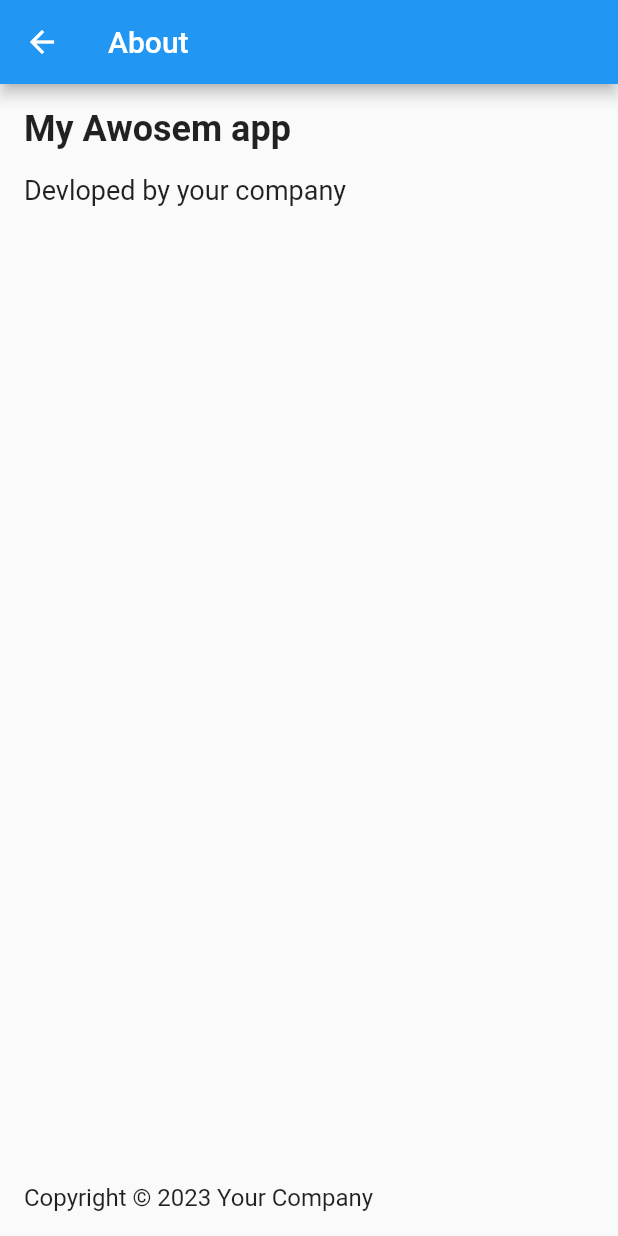
After one commit to dannybini/shoe_app, a Flutter app: the HomePage screen opened directly, in the side drawer, after a tap on "About", on a phone screen of 412 x 824 dp. The commit adds this screen. Run offline on Flutter 3.47's test engine with Material 2 defaults, Android fonts, the phone set to English and light mode, and no system bars; our stand-ins replace google_nav_bar.

Commit message:
about page added

```diff
--- a/lib/pages/Home_page.dart
+++ b/lib/pages/Home_page.dart
@@ -2,6 +2,7 @@ import 'package:flutter/material.dart';
 import 'package:shoe_app/component/bottom_nav_bar.dart';
 
 import 'Shop_page.dart';
+import 'about_page.dart';
 import 'cart_page.dart';
 
 class HomePage extends StatefulWidget {
@@ -81,7 +82,7 @@ class _HomePageState extends State<HomePage> {
                     ),
                   ),
                 ),
-                const Padding(
+                 Padding(
                   padding:  EdgeInsets.only(left: 25.0),
                   child: ListTile(
                     leading: Icon(
@@ -92,6 +93,11 @@ class _HomePageState extends State<HomePage> {
                       'About',
                       style: TextStyle(color: Colors.white),
                     ),
+                    onTap: ()=> Navigator.push(
+                        context,
+                        MaterialPageRoute(
+                          builder: (context) =>AboutPage(),
+                        )),
                   ),
                 ),
               ],
--- /dev/null
+++ b/lib/pages/about_page.dart
@@ -0,0 +1,43 @@
+import 'package:flutter/cupertino.dart';
+import 'package:flutter/material.dart';
+
+class AboutPage extends StatelessWidget {
+  const AboutPage({Key? key}) : super(key: key);
+
+  @override
+  Widget build(BuildContext context) {
+    return Scaffold(
+      appBar: AppBar(
+        title: Text('About'),
+      ),
+      body: Padding(
+        padding: const EdgeInsets.all(16.0),
+        child: Column(
+          crossAxisAlignment: CrossAxisAlignment.start,
+          children: <Widget>[
+            Text(
+              'My Awosem app',
+              style: TextStyle(fontSize: 24, fontWeight: FontWeight.bold),
+            ),
+            SizedBox(
+              height: 16,
+            ),
+            Text(
+              'Devloped by your company',
+              style: TextStyle(fontSize: 18),
+            ),
+            SizedBox(
+              height: 16,
+            ),
+            Expanded(child: Container(),),
+            Text(
+              'Copyright © 2023 Your Company',
+              style: TextStyle(fontSize: 16),
+            ),
+          ],
+        ),
+      ),
+
+    );
+  }
+}
```
